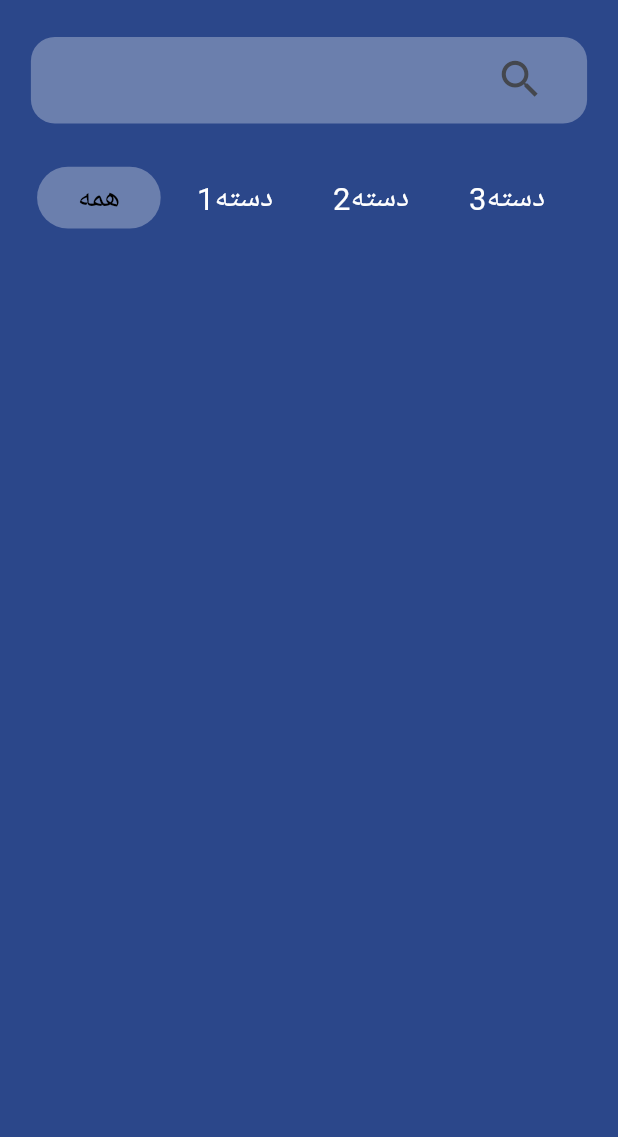
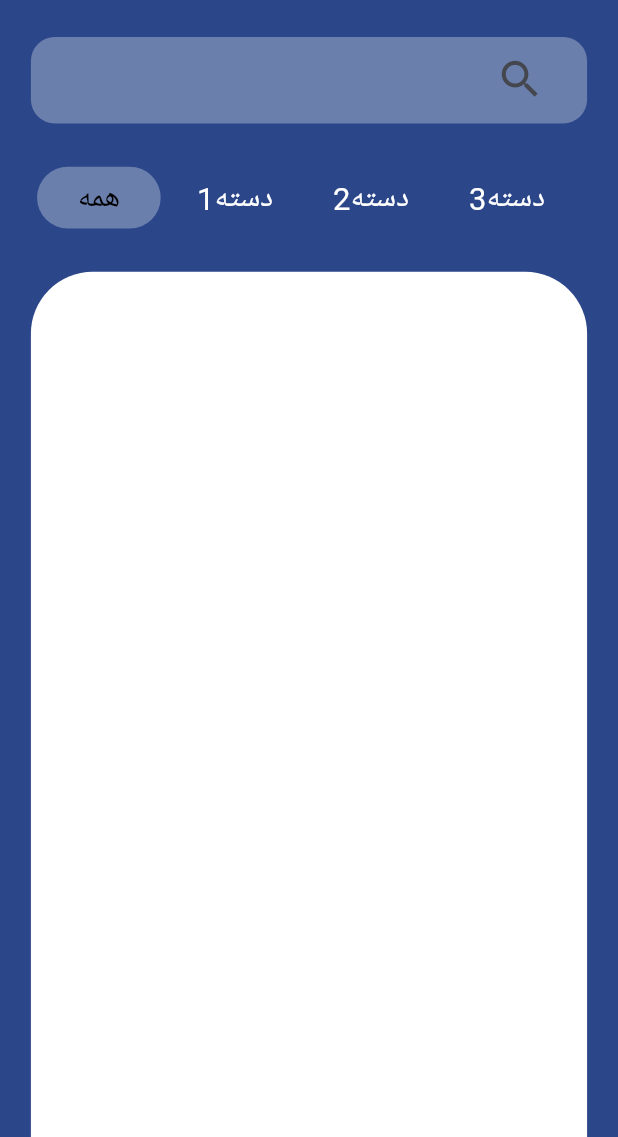
Before and after one commit to pouriashiralipour/online_shop_flutter_backend_with_dart, a Flutter app: the screen it shows after launch, on a phone screen of 412 x 824 dp, the part 99-1236 px from its top. Run offline on Flutter 3.47's test engine with Material 2 defaults, Android fonts, the phone set to English and light mode, and no system bars.

Commit message:
add container for context of tab

```diff
--- a/lib/main.dart
+++ b/lib/main.dart
@@ -149,7 +149,20 @@ class _MainScreenState extends State<MainScreen> {
                   },
                   itemCount: 7,
                 ),
-              )
+              ),
+              Container(
+                margin: EdgeInsets.only(
+                    top: height * 0.03,
+                    right: width * 0.05,
+                    left: width * 0.05),
+                height: height * 0.7,
+                decoration: BoxDecoration(
+                  color: Colors.white,
+                  borderRadius: BorderRadius.only(
+                      topLeft: Radius.circular(width * 0.1),
+                      topRight: Radius.circular(width * 0.1)),
+                ),
+              ),
             ],
           ),
         ),
```
